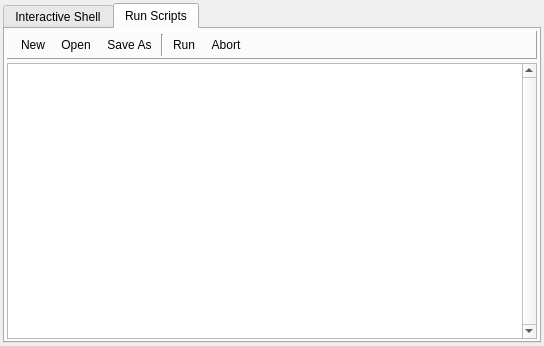
baldurk/renderdoc, file qrenderdoc/Windows/PythonShell.ui: the form before one commit.
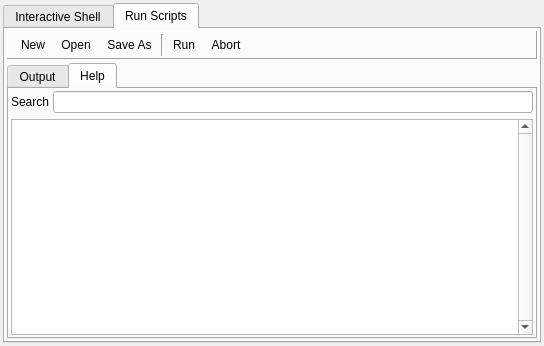
The form after the commit. The open tabs and pages were chosen to show the change. Icons and pictures are not drawn. Custom widgets are drawn as their Qt base class.

Commit message: Add a help lookup panel to the python script editor

```diff
--- a/qrenderdoc/Windows/PythonShell.ui
+++ b/qrenderdoc/Windows/PythonShell.ui
@@ -275,18 +275,92 @@
        <item>
         <widget class="QSplitter" name="scriptSplitter">
          <property name="orientation">
-          <enum>Qt::Horizontal</enum>
+          <enum>Qt::Vertical</enum>
          </property>
          <property name="childrenCollapsible">
           <bool>false</bool>
          </property>
-         <widget class="RDTextEdit" name="scriptOutput">
-          <property name="verticalScrollBarPolicy">
-           <enum>Qt::ScrollBarAlwaysOn</enum>
+         <widget class="QTabWidget" name="outputHelpTabs">
+          <property name="currentIndex">
+           <number>0</number>
           </property>
-          <property name="readOnly">
-           <bool>true</bool>
-          </property>
+          <widget class="QWidget" name="outputTab">
+           <attribute name="title">
+            <string>Output</string>
+           </attribute>
+           <layout class="QHBoxLayout" name="horizontalLayout_3">
+            <property name="leftMargin">
+             <number>2</number>
+            </property>
+            <property name="topMargin">
+             <number>2</number>
+            </property>
+            <property name="rightMargin">
+             <number>2</number>
+            </property>
+            <property name="bottomMargin">
+             <number>2</number>
+            </property>
+            <item>
+             <widget class="RDTextEdit" name="scriptOutput">
+              <property name="verticalScrollBarPolicy">
+               <enum>Qt::ScrollBarAlwaysOn</enum>
+              </property>
+              <property name="readOnly">
+               <bool>true</bool>
+              </property>
+              <property name="textInteractionFlags">
+               <set>Qt::TextSelectableByKeyboard|Qt::TextSelectableByMouse</set>
+              </property>
+             </widget>
+            </item>
+           </layout>
+          </widget>
+          <widget class="QWidget" name="helpTab">
+           <attribute name="title">
+            <string>Help</string>
+           </attribute>
+           <layout class="QGridLayout" name="gridLayout">
+            <property name="leftMargin">
+             <number>2</number>
+            </property>
+            <property name="topMargin">
+             <number>2</number>
+            </property>
+            <property name="rightMargin">
+             <number>2</number>
+            </property>
+            <property name="bottomMargin">
+             <number>2</number>
+            </property>
+            <property name="horizontalSpacing">
+             <number>4</number>
+            </property>
+            <item row="0" column="0">
+             <widget class="QLabel" name="label">
+              <property name="text">
+               <string>Search</string>
+              </property>
+             </widget>
+            </item>
+            <item row="0" column="1">
+             <widget class="RDLineEdit" name="helpSearch"/>
+            </item>
+            <item row="1" column="0" colspan="2">
+             <widget class="RDTextEdit" name="helpText">
+              <property name="verticalScrollBarPolicy">
+               <enum>Qt::ScrollBarAlwaysOn</enum>
+              </property>
+              <property name="readOnly">
+               <bool>true</bool>
+              </property>
+              <property name="textInteractionFlags">
+               <set>Qt::TextSelectableByKeyboard|Qt::TextSelectableByMouse</set>
+              </property>
+             </widget>
+            </item>
+           </layout>
+          </widget>
          </widget>
         </widget>
        </item>
```
Left out of the diff: 3 changed lines with no effect on the pictures. The commit also changes 2 other files.
